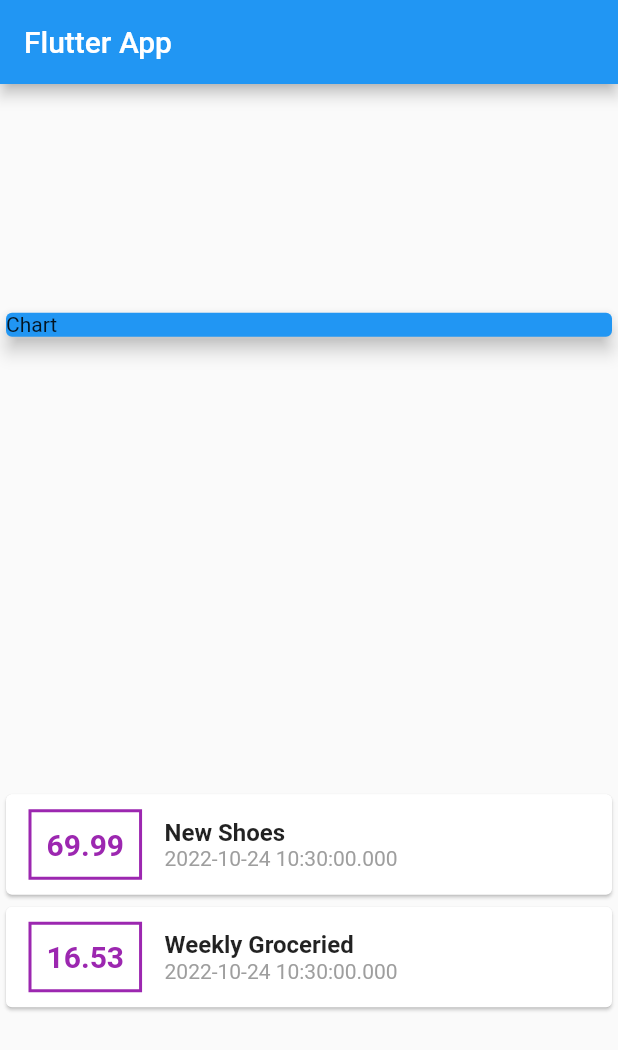
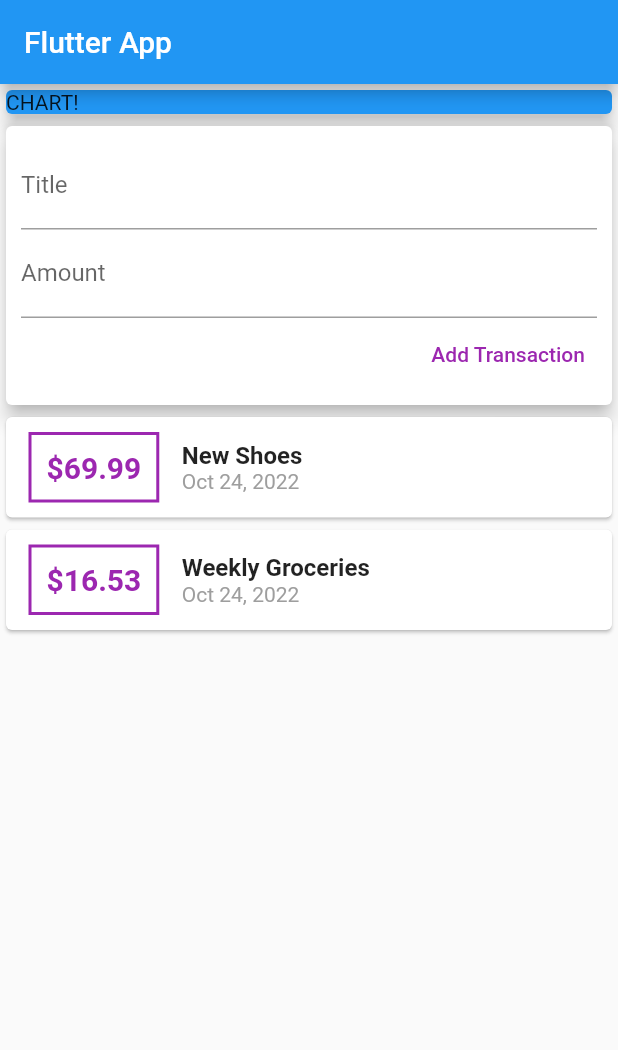
Before and after one commit to Corbinsteig/Flutter_Finance_Project, a Flutter app: the screen it shows after launch, on a phone screen of 412 x 824 dp. Shown: the top 1050 px of the screen. Run offline on Flutter 3.47's test engine with Material 2 defaults, Android fonts, the phone set to English and light mode, and no system bars.

Commit message:
added more files

```diff
--- a/lib/main.dart
+++ b/lib/main.dart
@@ -1,6 +1,6 @@
 import 'package:flutter/material.dart';
 
-import './transaction.dart';
+import './widgets/user_transactions.dart';
 
 void main() => runApp(MyApp());
 
@@ -15,15 +15,10 @@ class MyApp extends StatelessWidget {
 }
 
 class MyHomePage extends StatelessWidget {
-  final List<Transaction> transactions = [
-    Transaction(
-        id: 't1', title: 'New Shoes', amount: 69.99, date: DateTime.now()),
-    Transaction(
-        id: 't2',
-        title: 'Weekly Groceried',
-        amount: 16.53,
-        date: DateTime.now()),
-  ];
+  // String titleInput;
+  // String amountInput;
+  final titleController = TextEditingController();
+  final amountController = TextEditingController();
 
   @override
   Widget build(BuildContext context) {
@@ -31,55 +26,22 @@ class MyHomePage extends StatelessWidget {
       appBar: AppBar(
         title: Text('Flutter App'),
       ),
-      body: Column(
-        mainAxisAlignment: MainAxisAlignment.spaceAround,
+      body: SingleChildScrollView(
+        child: Column(
+          // mainAxisAlignment: MainAxisAlignment.start,
           crossAxisAlignment: CrossAxisAlignment.stretch,
           children: <Widget>[
             Container(
               width: double.infinity,
-            child: Card(color: Colors.blue, elevation: 5, child: Text('Chart')),
-          ),
-          Column(
-            children: transactions.map((tx) {
-              return Card(
-                child: Row(children: <Widget>[
-                  Container(
-                    margin: EdgeInsets.symmetric(vertical: 10, horizontal: 15),
-                    decoration: BoxDecoration(
-                      border: Border.all(
-                        color: Colors.purple,
-                        width: 2,
+              child: Card(
+                color: Colors.blue,
+                child: Text('CHART!'),
+                elevation: 5,
               ),
             ),
-                    padding: EdgeInsets.all(10),
-                    child: Text(
-                      tx.amount.toString(),
-                      style: TextStyle(
-                        fontWeight: FontWeight.bold,
-                        fontSize: 20,
-                        color: Colors.purple,
+            UserTransactions(),
+          ],
         ),
-                    ),
-                  ),
-                  Column(
-                    crossAxisAlignment: CrossAxisAlignment.start,
-                    children: <Widget>[
-                      Text(
-                        tx.title,
-                        style: TextStyle(
-                            fontSize: 16, fontWeight: FontWeight.bold),
-                      ),
-                      Text(
-                        tx.date.toString(),
-                        style: TextStyle(color: Colors.grey),
-                      ),
-                    ],
-                  )
-                ]),
-              );
-            }).toList(),
-          ),
-        ],
       ),
     );
   }
--- a/lib/transaction.dart
+++ b/lib/models/transaction.dart
@@ -10,5 +10,6 @@ class Transaction {
     @required this.id,
     @required this.title,
     @required this.amount,
-    @required this.date,});
+    @required this.date,
+  });
 }
--- /dev/null
+++ b/lib/widgets/new_transaction.dart
@@ -0,0 +1,51 @@
+import 'package:flutter/material.dart';
+
+class NewTransaction extends StatelessWidget {
+  final Function addTx;
+  final titleController = TextEditingController();
+  final amountController = TextEditingController();
+
+  NewTransaction(this.addTx);
+
+  @override
+  Widget build(BuildContext context) {
+    return Card(
+      elevation: 5,
+      child: Container(
+        padding: EdgeInsets.all(10),
+        child: Column(
+          crossAxisAlignment: CrossAxisAlignment.end,
+          children: <Widget>[
+            TextField(
+              decoration: InputDecoration(labelText: 'Title'),
+              controller: titleController,
+              // onChanged: (value) {
+              //   titleInput = value;
+              // },
+            ),
+            TextField(
+              decoration: InputDecoration(labelText: 'Amount'),
+              controller: amountController,
+              // onChanged: (value) {
+              //   amountInput = value;
+              // }
+            ),
+            TextButton(
+              child: Text('Add Transaction'),
+              style: ButtonStyle(
+                foregroundColor: MaterialStateProperty.all(Colors.purple),
+              ),
+              onPressed: () {
+                addTx(
+                  titleController.text,
+                  double.parse(amountController.text),
+                );
+                // print(amountController.text);
+              },
+            ),
+          ],
+        ),
+      ),
+    );
+  }
+}
--- /dev/null
+++ b/lib/widgets/transaction_list.dart
@@ -0,0 +1,67 @@
+import 'package:flutter/material.dart';
+import 'package:intl/intl.dart';
+
+import '../models/transaction.dart';
+
+class TransactionList extends StatelessWidget {
+  final List<Transaction> transactions;
+
+  TransactionList(this.transactions);
+
+  @override
+  Widget build(BuildContext context) {
+    return Container(
+      height: 300,
+      child: ListView.builder(
+        itemBuilder: (ctx, index) {
+          return Card(
+            child: Row(
+              children: <Widget>[
+                Container(
+                  margin: EdgeInsets.symmetric(
+                    vertical: 10,
+                    horizontal: 15,
+                  ),
+                  decoration: BoxDecoration(
+                    border: Border.all(
+                      color: Colors.purple,
+                      width: 2,
+                    ),
+                  ),
+                  padding: EdgeInsets.all(10),
+                  child: Text(
+                    '\$${transactions[index].amount}',
+                    style: TextStyle(
+                      fontWeight: FontWeight.bold,
+                      fontSize: 20,
+                      color: Colors.purple,
+                    ),
+                  ),
+                ),
+                Column(
+                  crossAxisAlignment: CrossAxisAlignment.start,
+                  children: <Widget>[
+                    Text(
+                      transactions[index].title,
+                      style: TextStyle(
+                        fontSize: 16,
+                        fontWeight: FontWeight.bold,
+                      ),
+                    ),
+                    Text(
+                      DateFormat.yMMMd().format(transactions[index].date),
+                      style: TextStyle(
+                        color: Colors.grey,
+                      ),
+                    ),
+                  ],
+                ),
+              ],
+            ),
+          );
+        },
+        itemCount: transactions.length,
+      ),
+    );
+  }
+}
--- /dev/null
+++ b/lib/widgets/user_transactions.dart
@@ -0,0 +1,50 @@
+import 'package:flutter/material.dart';
+
+import './new_transaction.dart';
+import './transaction_list.dart';
+import '../models/transaction.dart';
+
+class UserTransactions extends StatefulWidget {
+  @override
+  _UserTransactionsState createState() => _UserTransactionsState();
+}
+
+class _UserTransactionsState extends State<UserTransactions> {
+  final List<Transaction> _userTransactions = [
+    Transaction(
+      id: 't1',
+      title: 'New Shoes',
+      amount: 69.99,
+      date: DateTime.now(),
+    ),
+    Transaction(
+      id: 't2',
+      title: 'Weekly Groceries',
+      amount: 16.53,
+      date: DateTime.now(),
+    ),
+  ];
+
+  void _addNewTransaction(String txTitle, double txAmount) {
+    final newTx = Transaction(
+      title: txTitle,
+      amount: txAmount,
+      date: DateTime.now(),
+      id: DateTime.now().toString(),
+    );
+
+    setState(() {
+      _userTransactions.add(newTx);
+    });
+  }
+
+  @override
+  Widget build(BuildContext context) {
+    return Column(
+      children: <Widget>[
+        NewTransaction(_addNewTransaction),
+        TransactionList(_userTransactions),
+      ],
+    );
+  }
+}
```
Also changed, not shown: pubspec.yaml (+7 -10 lines), pubspec.lock. Lines whose indentation alone changed are shown as unchanged.
